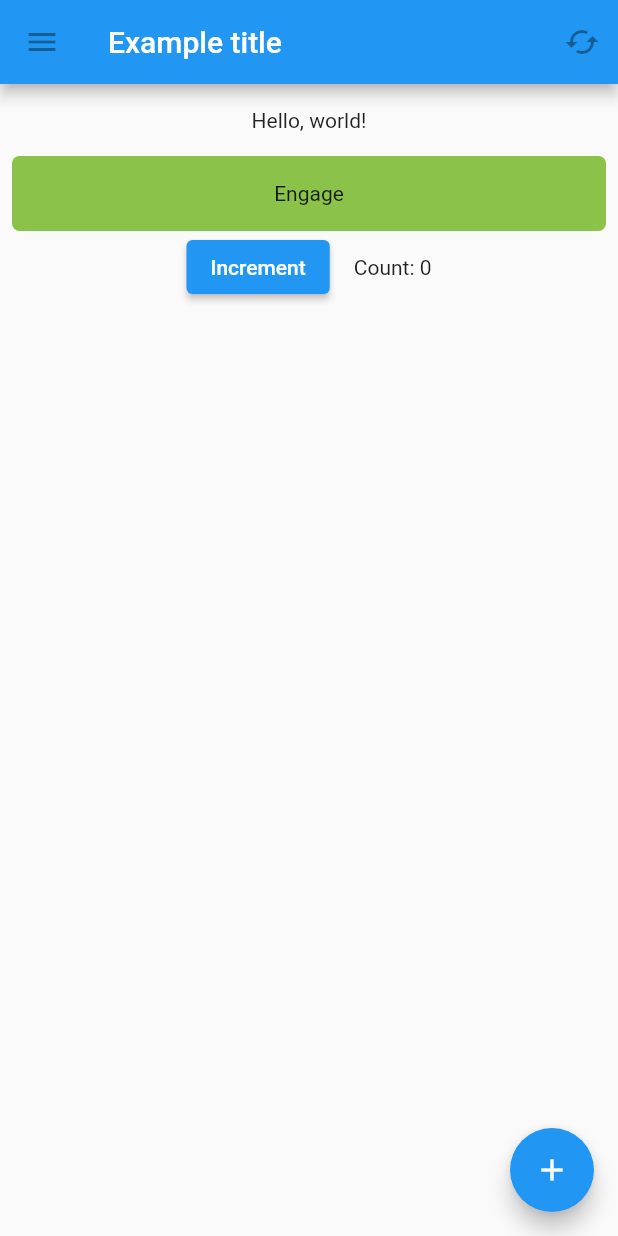
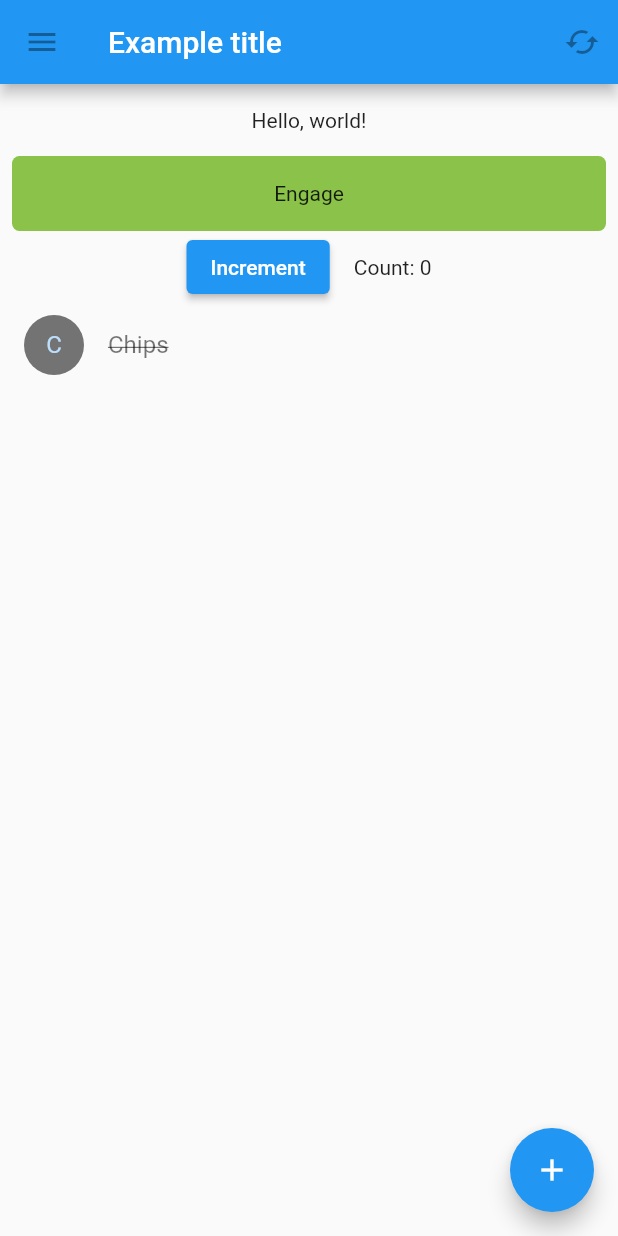
Before and after one commit to davidrockt/flutter_basics, a Flutter app: the screen it shows after launch, on a phone screen of 412 x 824 dp. Run offline on Flutter 3.47's test engine with Material 2 defaults, Android fonts, the phone set to English and light mode, and no system bars.

Commit message:
Adding Product and ShoppingListItem Classes

```diff
--- /dev/null
+++ b/lib/Product.dart
@@ -0,0 +1,5 @@
+class Product {
+  const Product({required this.name});
+
+  final String name;
+}
--- /dev/null
+++ b/lib/ShoppingListItem.dart
@@ -0,0 +1,50 @@
+import 'package:flutter/material.dart';
+import 'Product.dart';
+
+typedef CartChangedCallback = Function(Product product, bool inCart);
+
+class ShoppingListItem extends StatelessWidget {
+  ShoppingListItem({
+    required this.product,
+    required this.inCart,
+    required this.onCartChanged,
+  }) : super(key: ObjectKey(product));
+
+  final Product product;
+  final bool inCart;
+  final CartChangedCallback onCartChanged;
+
+  Color _getColor(BuildContext context) {
+    // The theme depends on the BuildContext because different
+    // parts of the tree can have different themes.
+    // The BuildContext indicates where the build is
+    // taking place and therefore which theme to use.
+
+    return inCart //
+        ? Colors.black54
+        : Theme.of(context).primaryColor;
+  }
+
+  TextStyle? _getTextStyle(BuildContext context) {
+    if (!inCart) return null;
+
+    return const TextStyle(
+      color: Colors.black54,
+      decoration: TextDecoration.lineThrough,
+    );
+  }
+
+  @override
+  Widget build(BuildContext context) {
+    return ListTile(
+      onTap: () {
+        onCartChanged(product, inCart);
+      },
+      leading: CircleAvatar(
+        backgroundColor: _getColor(context),
+        child: Text(product.name[0]),
+      ),
+      title: Text(product.name, style: _getTextStyle(context)),
+    );
+  }
+}
--- a/lib/main.dart
+++ b/lib/main.dart
@@ -1,4 +1,6 @@
 import 'package:flutter/material.dart';
+import 'package:flutter_basics/Product.dart';
+import 'package:flutter_basics/ShoppingListItem.dart';
 
 import 'Counter.dart';
 
@@ -54,6 +56,10 @@
             ),
           ),
           const Counter(),
+          ShoppingListItem(
+              product: const Product(name: 'Chips'),
+              inCart: true,
+              onCartChanged: (product, inCart){})
         ],
       ),
       floatingActionButton: const FloatingActionButton(
```
